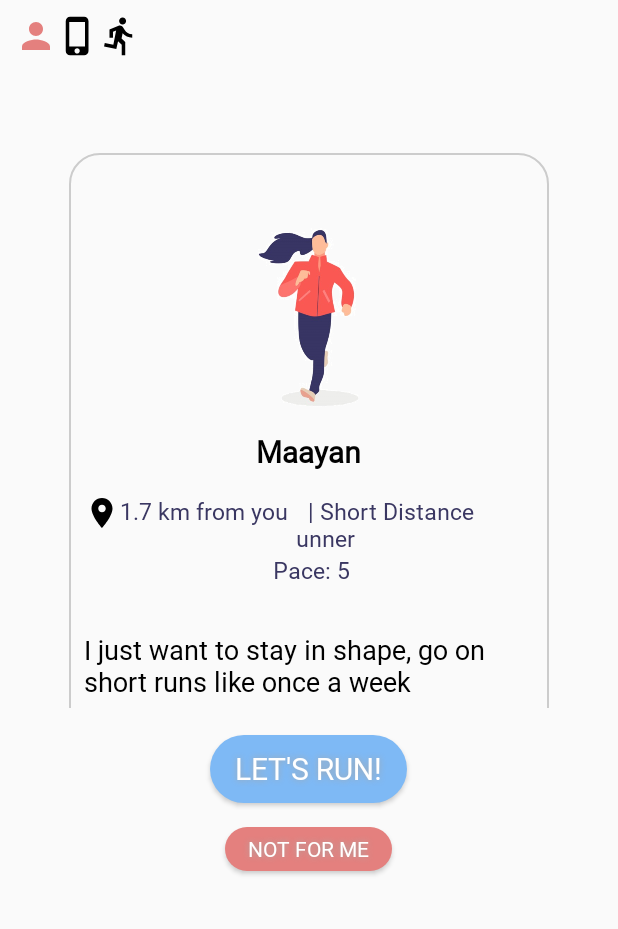
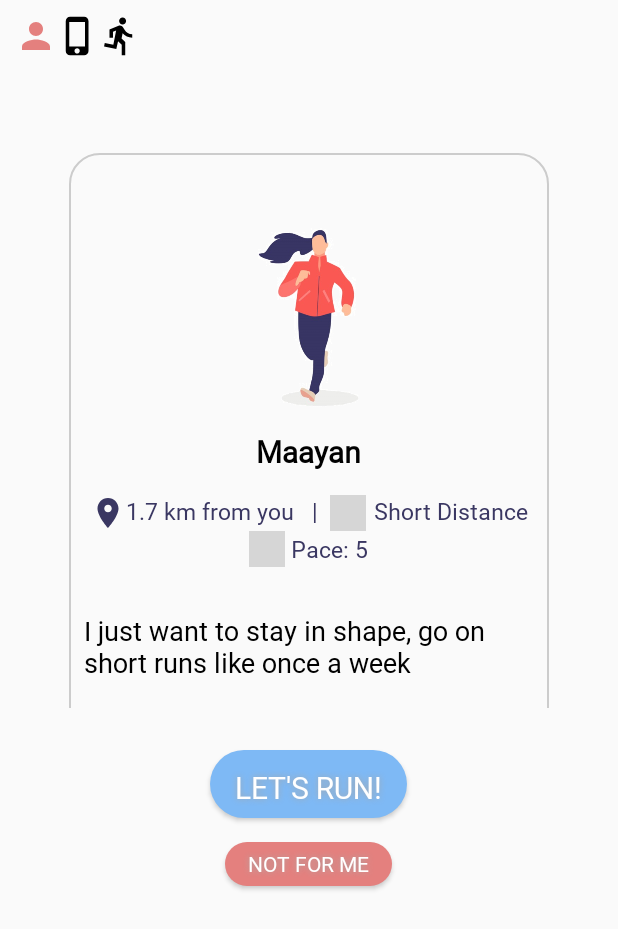
Before and after one commit to MeitalPeer77/MyApplication3, an Android app: the RunningMatch screen opened directly, with no data from a screen before it, on a phone screen of 412 x 824 dp. Shown: the top 929 px of the screen. Run offline under Robolectric (Android 15) with nearby library versions, the light colour scheme and no system bars; grey boxes are pictures that could not be loaded.

Commit message:
card again

```diff
--- a/app/src/main/res/drawable/ic_location_on_black_24dp.xml
+++ b/app/src/main/res/drawable/ic_location_on_black_24dp.xml
@@ -4,6 +4,6 @@
         android:viewportWidth="24.0"
         android:viewportHeight="24.0">
     <path
-        android:fillColor="#FF000000"
+        android:fillColor="#3A3762"
         android:pathData="M12,2C8.13,2 5,5.13 5,9c0,5.25 7,13 7,13s7,-7.75 7,-13c0,-3.87 -3.13,-7 -7,-7zM12,11.5c-1.38,0 -2.5,-1.12 -2.5,-2.5s1.12,-2.5 2.5,-2.5 2.5,1.12 2.5,2.5 -1.12,2.5 -2.5,2.5z"/>
 </vector>
--- a/app/src/main/res/layout/card.xml
+++ b/app/src/main/res/layout/card.xml
@@ -7,7 +7,7 @@
     android:paddingBottom="10dp"
     android:orientation="vertical"
     android:layout_width="350dp"
-    android:layout_height="430dp"
+    android:layout_height="wrap_content"
     android:layout_gravity="center"
     android:id="@+id/slidelinearlayout"
     app:cardCornerRadius="10dp">
@@ -47,14 +47,14 @@
             android:layout_below="@+id/slideimg"
             android:layout_width="wrap_content"
             android:layout_height="wrap_content"
-            android:layout_gravity="left"
+            android:layout_gravity="center"
             android:orientation="horizontal"
             >
 
             <ImageView
                 android:id="@+id/locationBtn"
-                android:layout_width="wrap_content"
-                android:layout_height="wrap_content"
+                android:layout_width="24dp"
+                android:layout_height="24dp"
                 android:background="@drawable/ic_location_on_black_24dp"/>
 
             <TextView
@@ -63,7 +63,14 @@
                 android:layout_height="wrap_content"
                 app:fontFamily="@font/nunito"
                 android:textSize="15sp"
-                android:text="1.7 km from you" />
+                android:text="1.7 km from you   |  " />
+
+            <ImageView
+                android:id="@+id/watch_icon"
+                android:paddingLeft="10dp"
+                android:layout_width="24dp"
+                android:layout_height="24dp"
+                android:background="@drawable/stopclock"/>
 
             <TextView
                 android:layout_width="wrap_content"
@@ -71,21 +78,38 @@
                 android:layout_height="wrap_content"
                 app:fontFamily="@font/nunito"
                 android:textSize="15sp"
-                android:text="  | Short Distance unner" />
+                android:text="Short Distance" />
 
         </LinearLayout>
-        <TextView
+
+        <LinearLayout
             android:layout_width="wrap_content"
-             android:layout_gravity="center"
             android:layout_height="wrap_content"
-            app:fontFamily="@font/nunito"
-            android:textSize="15sp"
-            android:text=" Pace: 5" />
+            android:orientation="horizontal"
+            android:layout_gravity="center"
+            >
+
+            <ImageView
+                android:id="@+id/shoe_icon"
+                android:layout_width="24dp"
+                android:layout_height="24dp"
+                android:background="@drawable/running"
+                />
+
+
+            <TextView
+                android:layout_width="wrap_content"
+                android:layout_gravity="center"
+                android:layout_height="wrap_content"
+                app:fontFamily="@font/nunito"
+                android:textSize="15sp"
+                android:text=" Pace: 5" />
+        </LinearLayout>
 
         <LinearLayout
             android:id="@+id/content_layout"
             android:layout_width="match_parent"
-            android:layout_height="match_parent"
+            android:layout_height="wrap_content"
             android:layout_above="@id/slideimg"
             android:layout_gravity="center"
             android:layout_marginTop="30dp"
--- a/app/src/main/res/layout/suggestion_tab.xml
+++ b/app/src/main/res/layout/suggestion_tab.xml
@@ -19,14 +19,15 @@
         android:id="@+id/viewpager"
         android:paddingTop="50dp"
         android:layout_width="match_parent"
-        android:layout_height="430dp"
+        android:layout_height="440dp"
+        android:paddingBottom="10dp"
         >
 
     </android.support.v4.view.ViewPager>
 
     <Button
         android:id="@+id/lets_run"
-
+        android:paddingTop="5dp"
         android:layout_width="131dp"
         android:layout_height="45dp"
         android:layout_gravity="center"
```
